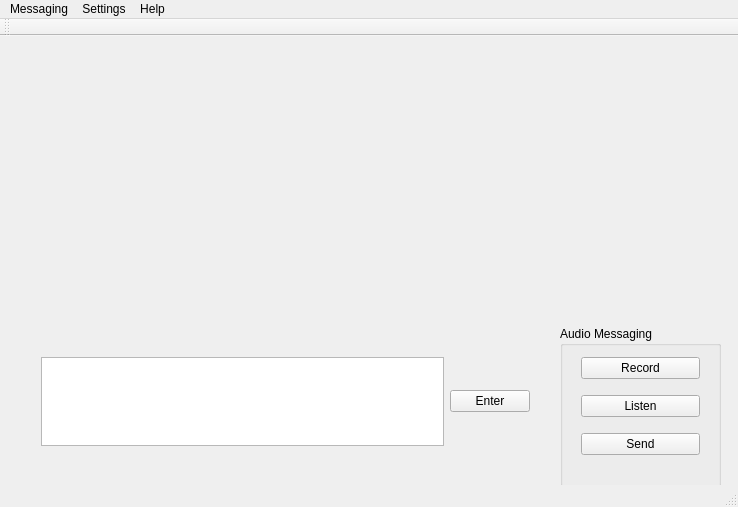
Above: mainwindow.ui from JosiahSnarr/ESEIntercom before the change. Below: the same form after it.
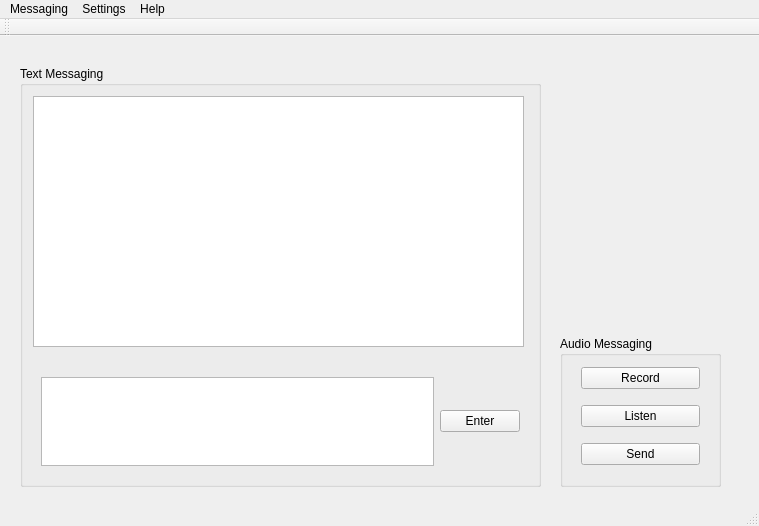
That is the form after the change. Icons and pictures are not drawn.

Commit message: Callback signal from serialcom to window on new message. Docs

The edit to the form file:
```diff
--- a/mainwindow.ui
+++ b/mainwindow.ui
@@ -6,8 +6,8 @@
    <rect>
     <x>0</x>
     <y>0</y>
-    <width>738</width>
-    <height>507</height>
+    <width>759</width>
+    <height>526</height>
    </rect>
   </property>
   <property name="windowTitle">
@@ -18,38 +18,13 @@
     <normaloff>:/res/intercom.png</normaloff>:/res/intercom.png</iconset>
   </property>
   <widget class="QWidget" name="centralWidget">
-   <widget class="QWidget" name="horizontalLayoutWidget_2">
-    <property name="geometry">
-     <rect>
-      <x>30</x>
-      <y>310</y>
-      <width>511</width>
-      <height>111</height>
-     </rect>
-    </property>
-    <layout class="QHBoxLayout" name="horizontalLayout_2">
-     <item>
-      <widget class="QPlainTextEdit" name="etSend"/>
-     </item>
-     <item>
-      <widget class="QPushButton" name="bnSendText">
-       <property name="enabled">
-        <bool>true</bool>
-       </property>
-       <property name="text">
-        <string>Enter</string>
-       </property>
-      </widget>
-     </item>
-    </layout>
-   </widget>
    <widget class="QGroupBox" name="gbRecord">
     <property name="geometry">
      <rect>
       <x>560</x>
-      <y>290</y>
+      <y>300</y>
       <width>161</width>
-      <height>161</height>
+      <height>151</height>
      </rect>
     </property>
     <property name="title">
@@ -89,13 +64,64 @@
      </layout>
     </widget>
    </widget>
+   <widget class="QGroupBox" name="groupBox">
+    <property name="geometry">
+     <rect>
+      <x>20</x>
+      <y>30</y>
+      <width>521</width>
+      <height>421</height>
+     </rect>
+    </property>
+    <property name="title">
+     <string>Text Messaging</string>
+    </property>
+    <widget class="QWidget" name="horizontalLayoutWidget_2">
+     <property name="geometry">
+      <rect>
+       <x>10</x>
+       <y>300</y>
+       <width>501</width>
+       <height>111</height>
+      </rect>
+     </property>
+     <layout class="QHBoxLayout" name="horizontalLayout_2">
+      <item>
+       <widget class="QPlainTextEdit" name="etSend"/>
+      </item>
+      <item>
+       <widget class="QPushButton" name="bnSendText">
+        <property name="enabled">
+         <bool>true</bool>
+        </property>
+        <property name="text">
+         <string>Enter</string>
+        </property>
+       </widget>
+      </item>
+     </layout>
+    </widget>
+    <widget class="QPlainTextEdit" name="etReceived">
+     <property name="geometry">
+      <rect>
+       <x>13</x>
+       <y>30</y>
+       <width>491</width>
+       <height>251</height>
+      </rect>
+     </property>
+     <property name="readOnly">
+      <bool>true</bool>
+     </property>
+    </widget>
+   </widget>
   </widget>
   <widget class="QMenuBar" name="menuBar">
    <property name="geometry">
     <rect>
      <x>0</x>
      <y>0</y>
-     <width>738</width>
+     <width>759</width>
      <height>21</height>
     </rect>
    </property>
```
The commit also changes 5 other files.
